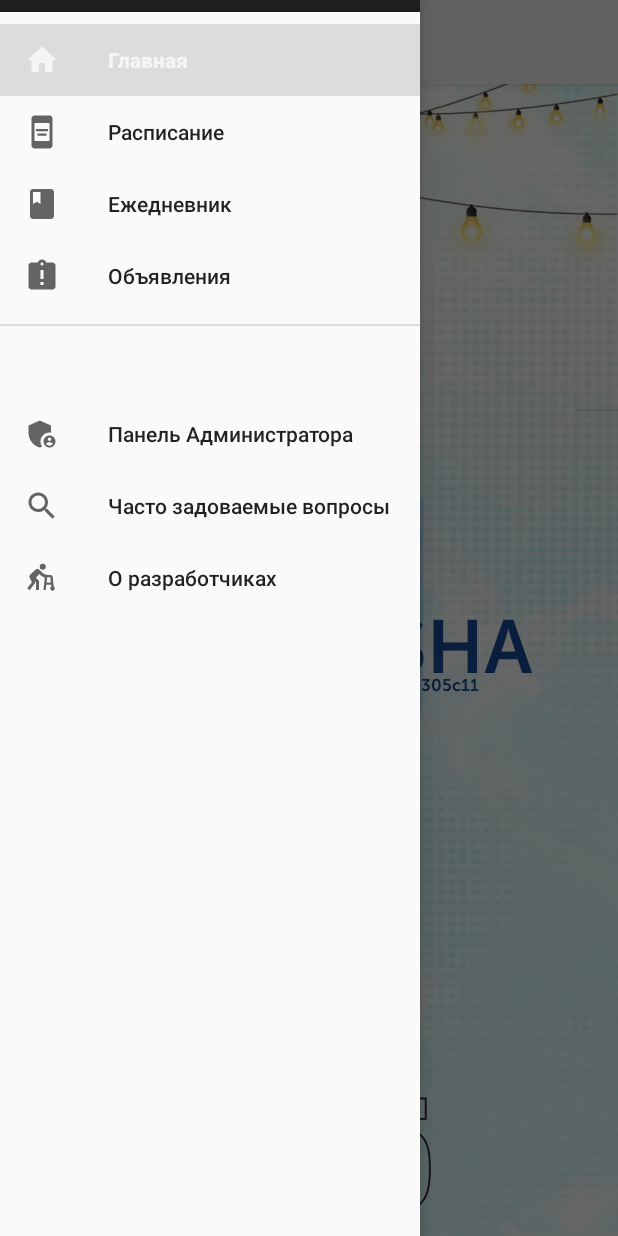
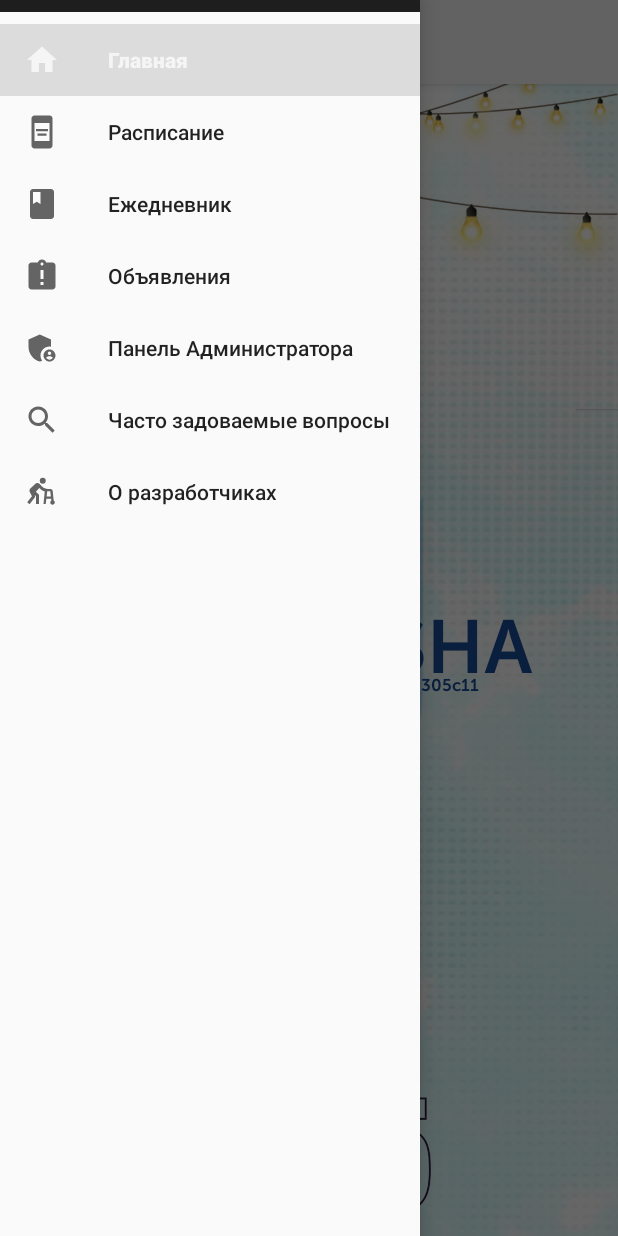
Before and after one commit to huh150/ASUapp, an Android app: the screen it shows after launch (MainActivity), with the side drawer open, on a phone screen of 412 x 824 dp. Run offline under Robolectric (Android 15) with nearby library versions, the phone set to English and light mode, and no system bars; our stand-ins replace Firebase (no records; nobody signed in at launch, a user with empty details on screens opened directly), navigation-ui; 1 statement that could not run was skipped.

Commit message:
Кнопки ломаются не надо

```diff
--- a/app/src/main/res/menu/activity_main_drawer.xml
+++ b/app/src/main/res/menu/activity_main_drawer.xml
@@ -22,10 +22,6 @@
             android:icon="@drawable/baseline_assignment_late_24"
             app:actionViewClass="android.widget.TextView"
             android:title="@string/menu_ad" />
-
-
-        <item android:title="">
-            <menu>
         <item
             android:id="@+id/menu_admin"
             android:icon="@drawable/baseline_admin_panel_settings_24"
@@ -38,8 +34,6 @@
             android:id="@+id/menu_creators"
             android:icon="@drawable/baseline_assist_walker_24"
             android:title="@string/menu_creators" />
-            </menu>
-        </item>
 
     </group>
 </menu>
```
Lines whose indentation alone changed are shown as unchanged.
